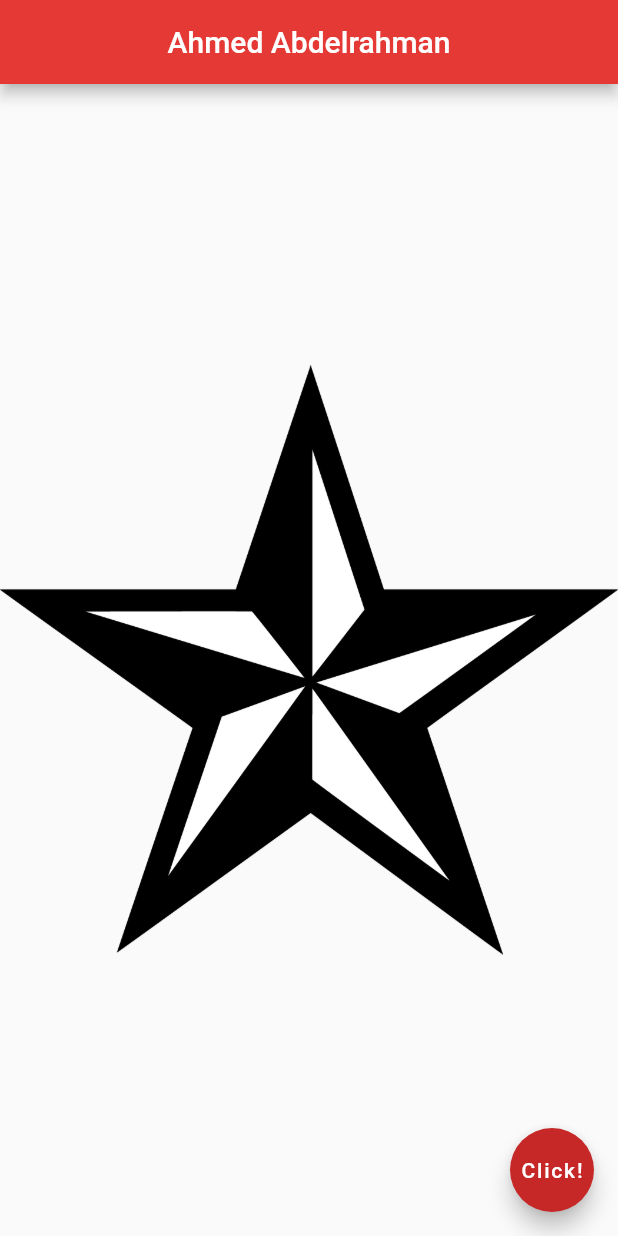
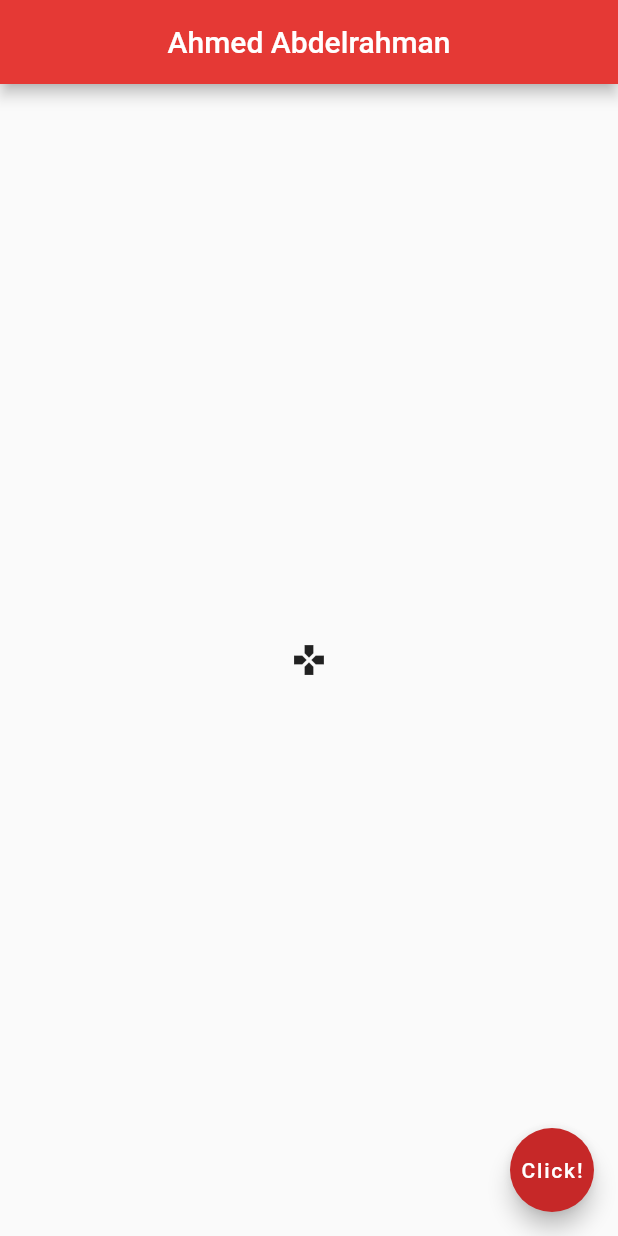
Before and after one commit to ahmed-abdrhmn/Inventory-Database-Flutter, a Flutter app: the screen it shows after launch, on a phone screen of 412 x 824 dp. Run offline on Flutter 3.47's test engine with Material 2 defaults, Android fonts, the phone set to English and light mode, and no system bars.

Commit message:
Icons, Buttons, IconButtons

```diff
--- a/lib/main.dart
+++ b/lib/main.dart
@@ -19,15 +19,24 @@ class HomeScreen extends StatelessWidget {
         backgroundColor: Colors.red[600],
       ),
       body: Center(
-          // child: Text('"Beauty is my second name"\n-Me',
-          //   style: TextStyle(
-          //     fontSize: 30,
-          //     fontFamily: 'DancingScript',
-          //     fontWeight: FontWeight.bold,
-          //   ),
-          //   textAlign: TextAlign.right,
-          // )
-        child: Image.asset('assets/star-2.png')
+        // child: Icon(
+        //   Icons.warning
+        // )
+        // child: ElevatedButton.icon(
+        //     onPressed: (){
+        //       print('You have been FREEZED!!!\n');
+        //     },
+        //     icon: const Icon(Icons.ac_unit_rounded),
+        //     label: const Text('FREEZE!'),
+        //     style: ButtonStyle(
+        //       backgroundColor: MaterialStateProperty.all(Colors.amber[600])
+        //     ),
+        child: IconButton(
+          onPressed: (){
+            print('You Pressed this Icon!');
+          },
+          icon: const Icon(Icons.gamepad)
+        )
       ),
       floatingActionButton: FloatingActionButton(
         onPressed: (){},
```
